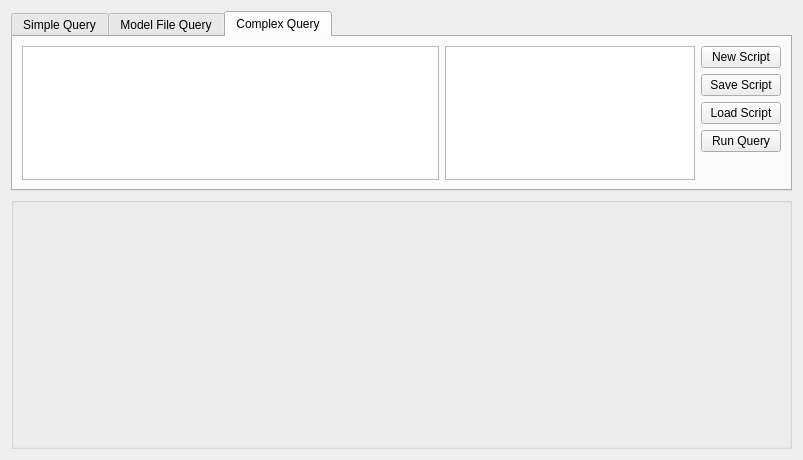
ErmeviewEnvironmentalLtd/LogIT, file src/logit/query/Query_Widget.ui: the form before one commit.
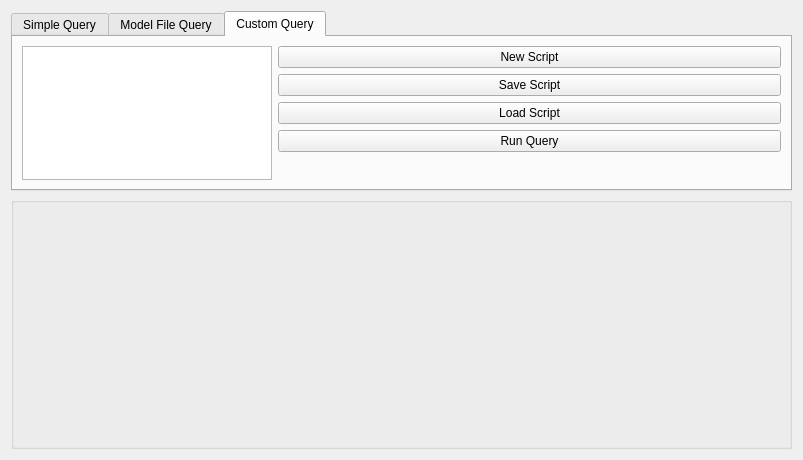
The form after the commit. The open tabs and pages were chosen to show the change.

Commit message:
Added syntax highlighting to query scripter.
Syntax highlighting added to the custom query editor which
includes keywords, table names, field names, strings and
operators.

Additional tidying up in the GuiStore module with the new
subclassing of the TableWidgetDb class.

What changed in the file:
```diff
--- a/src/logit/query/Query_Widget.ui
+++ b/src/logit/query/Query_Widget.ui
@@ -337,20 +337,11 @@
      </widget>
      <widget class="QWidget" name="complexQueryTab">
       <attribute name="title">
-       <string>Complex Query</string>
+       <string>Custom Query</string>
       </attribute>
       <layout class="QHBoxLayout" name="horizontalLayout">
        <item>
-        <widget class="QPlainTextEdit" name="complexScriptText">
-         <property name="font">
-          <font>
-           <family>Courier</family>
-           <pointsize>11</pointsize>
-           <weight>50</weight>
-           <bold>false</bold>
-          </font>
-         </property>
-        </widget>
+        <layout class="QVBoxLayout" name="editorLayout"/>
        </item>
        <item>
         <widget class="QListWidget" name="complexScriptList">
```
Left out of the diff: 2 changed lines with no effect on the pictures. The commit also changes 4 other files.
